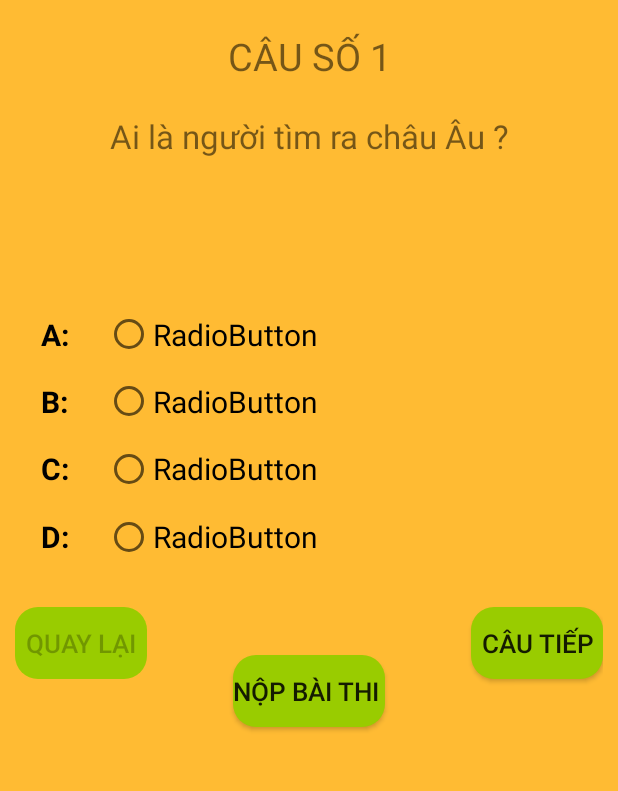
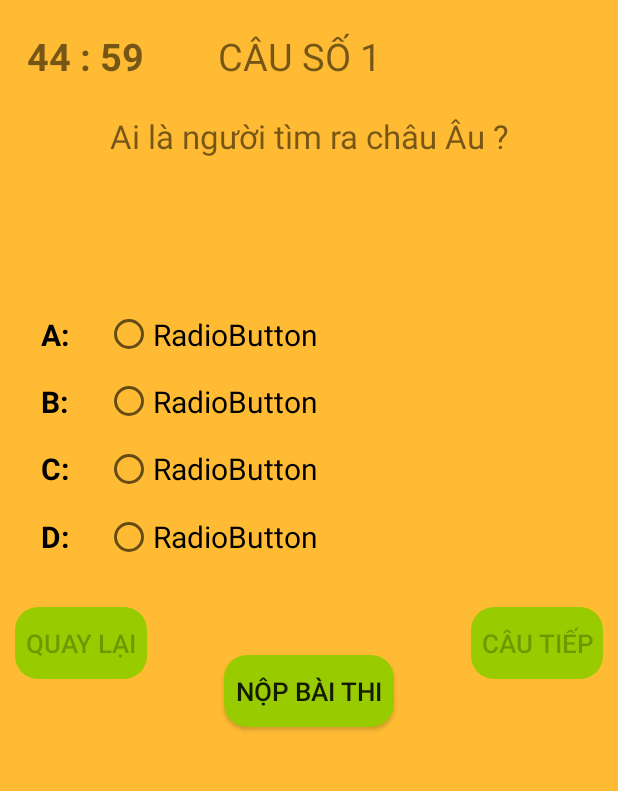
Before and after one commit to hungnguyen2809/app-trac-nghiem-android, an Android app: the ExampleActivity screen opened directly, with no data from a screen before it, on a phone screen of 412 x 824 dp, the part 160-951 px from its top. Run offline under Robolectric (Android 15) with nearby library versions, the phone set to English and light mode, and no system bars; our stand-ins replace Volley; 2 statements that could not run were skipped.

Commit message:
update fix issiu

```diff
--- a/app/src/main/java/com/hungnguyen2809/apptracnghiem/Activity/ExampleActivity.java
+++ b/app/src/main/java/com/hungnguyen2809/apptracnghiem/Activity/ExampleActivity.java
@@ -7,6 +7,7 @@ import android.content.DialogInterface;
 import android.content.Intent;
 import android.database.Cursor;
 import android.os.Bundle;
+import android.os.CountDownTimer;
 import android.view.View;
 import android.widget.Button;
 import android.widget.RadioButton;
@@ -36,16 +37,17 @@ import java.util.HashMap;
 import java.util.List;
 import java.util.Map;
 
-public class ExampleActivity extends AppCompatActivity {
+public class ExampleActivity extends AppCompatActivity{
     RadioButton radioA, radioB, radioC, radioD;
     Button btBack, btNext, btSubmit;
-    TextView txtIndexQuestion, txtContentQuestion;
+    TextView txtIndexQuestion, txtContentQuestion, txtTime;
     RadioGroup radioGroupAnswer;
     int location = -1;
     ArrayList<Question> listQuestion;
     String[] listAnswer;
     Boolean[] arrMeetQuestion;
     String classLogin = "";
+
 
     @Override
     protected void onCreate(Bundle savedInstanceState) {
@@ -54,18 +56,17 @@ public class ExampleActivity extends AppCompatActivity {
         Mapping();
         listQuestion = new ArrayList<>();
         AddData();
+        CountTimeExam();
 
         listAnswer = new String[listQuestion.size()];
         Arrays.fill(listAnswer, null);
 
         arrMeetQuestion = new Boolean[listQuestion.size()];
         Arrays.fill(arrMeetQuestion, false);
-
         SetQuestion(listQuestion.get(location));
 
-        btBack.setEnabled(false);
+        disableButtonBackNext();
         radioAnswerNotCheck();
-
         GetInformationOfStudent();
 
         btNext.setOnClickListener(new View.OnClickListener() {
@@ -76,7 +77,6 @@ public class ExampleActivity extends AppCompatActivity {
                 radioAnswerNotCheck();
                 responsiveAnswer();
                 disableButtonBackNext();
-                Toast.makeText(ExampleActivity.this, arrMeetQuestion[location] + "", Toast.LENGTH_SHORT).show();
             }
         });
 
@@ -88,7 +88,6 @@ public class ExampleActivity extends AppCompatActivity {
                 radioAnswerNotCheck();
                 responsiveAnswer();
                 disableButtonBackNext();
-                Toast.makeText(ExampleActivity.this, arrMeetQuestion[location] + "", Toast.LENGTH_SHORT).show();
             }
         });
 
@@ -106,42 +105,28 @@ public class ExampleActivity extends AppCompatActivity {
             }
         });
 
-        /*radioGroupAnswer.setOnCheckedChangeListener(new RadioGroup.OnCheckedChangeListener() {
-            @Override
-            public void onCheckedChanged(RadioGroup group, int checkedId) {
-                ChooserAnswer();
-            }
-        });*/
         radioA.setOnClickListener(new View.OnClickListener() {
             @Override
             public void onClick(View v) {
                 listAnswer[location] = "A";
-                radioA.setChecked(true);
-                Toast.makeText(ExampleActivity.this, location + " " + listAnswer[location], Toast.LENGTH_SHORT).show();
             }
         });
         radioB.setOnClickListener(new View.OnClickListener() {
             @Override
             public void onClick(View v) {
                 listAnswer[location] = "B";
-                radioB.setChecked(true);
-                Toast.makeText(ExampleActivity.this, location + " " + listAnswer[location], Toast.LENGTH_SHORT).show();
             }
         });
         radioC.setOnClickListener(new View.OnClickListener() {
             @Override
             public void onClick(View v) {
                 listAnswer[location] = "C";
-                radioC.setChecked(true);
-                Toast.makeText(ExampleActivity.this, location + " " + listAnswer[location], Toast.LENGTH_SHORT).show();
             }
         });
         radioD.setOnClickListener(new View.OnClickListener() {
             @Override
             public void onClick(View v) {
                 listAnswer[location] = "D";
-                radioD.setChecked(true);
-                Toast.makeText(ExampleActivity.this, location + " " + listAnswer[location], Toast.LENGTH_SHORT).show();
             }
         });
     }
@@ -223,24 +208,6 @@ public class ExampleActivity extends AppCompatActivity {
         }
     }
 
-    /*private void ChooserAnswer(){
-        String answer = "";
-        if (radioA.isChecked()){
-            answer = "A";
-        }
-        if (radioB.isChecked()){
-            answer = "B";
-        }
-        if (radioC.isChecked()){
-            answer = "C";
-        }
-        if (radioD.isChecked()){
-            answer = "D";
-        }
-        listAnswer[location] = answer;
-        Toast.makeText(this, location + " " + listAnswer[location], Toast.LENGTH_SHORT).show();
-    }*/
-
     private void disableButtonBackNext(){
         if (location == 0){
             btBack.setEnabled(false);
@@ -248,8 +215,7 @@ public class ExampleActivity extends AppCompatActivity {
         else{
             btBack.setEnabled(true);
         }
-
-        if (location >= listQuestion.size() - 1){
+        if (location >= listQuestion.size() - 1 || listQuestion.size() == 1){
             btNext.setEnabled(false);
         }
         else {
@@ -268,6 +234,7 @@ public class ExampleActivity extends AppCompatActivity {
         txtIndexQuestion = (TextView) findViewById(R.id.textViewCauHoi);
         txtContentQuestion = (TextView) findViewById(R.id.textViewNoiDungCauHoi);
         radioGroupAnswer = (RadioGroup) findViewById(R.id.radioGroupAnswer);
+        txtTime = (TextView) findViewById(R.id.textViewTime);
 
         location = 0;
     }
@@ -328,4 +295,19 @@ public class ExampleActivity extends AppCompatActivity {
         }
     }
 
+    private void CountTimeExam(){
+        CountDownTimer time = new CountDownTimer(MainActivity.timeExam * 60 * 1000, 1000) {
+            @Override
+            public void onTick(long millisUntilFinished) {
+                long timeNow = millisUntilFinished / 1000;
+                txtTime.setText(timeNow / 60 + " : " + (timeNow % 60));
+            }
+            @Override
+            public void onFinish() {
+                Toast.makeText(ExampleActivity.this, "Bạn đã hết thời gian làm bài thi !", Toast.LENGTH_SHORT).show();
+                EndActivityExam();
+            }
+        };
+        time.start();
+    }
 }
--- a/app/src/main/res/layout/activity_example.xml
+++ b/app/src/main/res/layout/activity_example.xml
@@ -25,8 +25,9 @@
         android:id="@+id/textViewCauHoi"
         android:layout_width="match_parent"
         android:layout_height="wrap_content"
+        android:layout_marginStart="135dp"
         android:layout_marginTop="20dp"
-        android:gravity="center"
+        android:gravity="center_vertical"
         android:text="Câu số 1"
         android:textAllCaps="true"
         android:textSize="25sp"
@@ -169,7 +170,7 @@
         android:layout_width="wrap_content"
         android:layout_height="wrap_content"
         android:layout_marginTop="24dp"
-        android:text="Quay lại"
+        android:text=" Quay lại "
         android:textSize="17sp"
         app:layout_constraintStart_toStartOf="parent"
         app:layout_constraintTop_toBottomOf="@+id/radioGroupAnswer" />
@@ -180,7 +181,7 @@
         android:layout_width="wrap_content"
         android:layout_height="wrap_content"
         android:layout_marginTop="24dp"
-        android:text="Câu tiếp"
+        android:text=" Câu tiếp "
         android:textSize="17sp"
         app:layout_constraintEnd_toEndOf="parent"
         app:layout_constraintTop_toBottomOf="@+id/radioGroupAnswer" />
@@ -191,11 +192,22 @@
         android:layout_width="wrap_content"
         android:layout_height="wrap_content"
         android:layout_marginTop="56dp"
-        android:text="Nộp bài thi "
+        android:text="  Nộp bài thi  "
         android:textSize="17sp"
         app:layout_constraintEnd_toEndOf="parent"
         app:layout_constraintStart_toStartOf="parent"
         app:layout_constraintTop_toBottomOf="@+id/radioGroupAnswer" />
 
+    <TextView
+        android:textStyle="bold"
+        android:id="@+id/textViewTime"
+        android:layout_width="104dp"
+        android:layout_height="31dp"
+        android:layout_marginStart="8dp"
+        android:layout_marginTop="20dp"
+        android:text="30 : 29"
+        android:textSize="25sp"
+        app:layout_constraintStart_toStartOf="parent"
+        app:layout_constraintTop_toBottomOf="@+id/textView14" />
 
 </androidx.constraintlayout.widget.ConstraintLayout>
--- a/app/src/main/res/menu/menu_add_question.xml
+++ b/app/src/main/res/menu/menu_add_question.xml
@@ -10,6 +10,9 @@
         android:title="Thêm từ nguồn khác"
         android:id="@+id/menu_add_server"/>
 
+    <item android:id="@+id/menu_set_time"
+        android:title="Sét thời gian thi"/>
+
     <item
         android:title="Xóa toàn bộ câu hỏi"
         android:id="@+id/menu_delete_all_question"/>
```
Also changed, not shown: app/src/main/java/com/hungnguyen2809/apptracnghiem/Activity/AddQuestionActivity.java (+19 -15 lines), app/src/main/java/com/hungnguyen2809/apptracnghiem/Activity/ChooseOptionActivity.java (+20 -4 lines), app/src/main/java/com/hungnguyen2809/apptracnghiem/Activity/ManagerExampleActivity.java (+43 -0 lines), app/src/main/java/com/hungnguyen2809/apptracnghiem/MainActivity.java (+24 -16 lines), app/src/main/res/layout/layout_set_time_exam.xml (added, +55 -0 lines).
